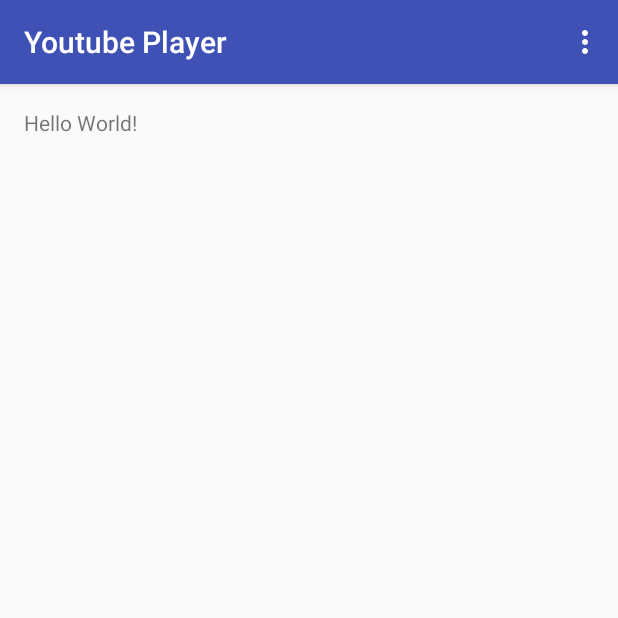
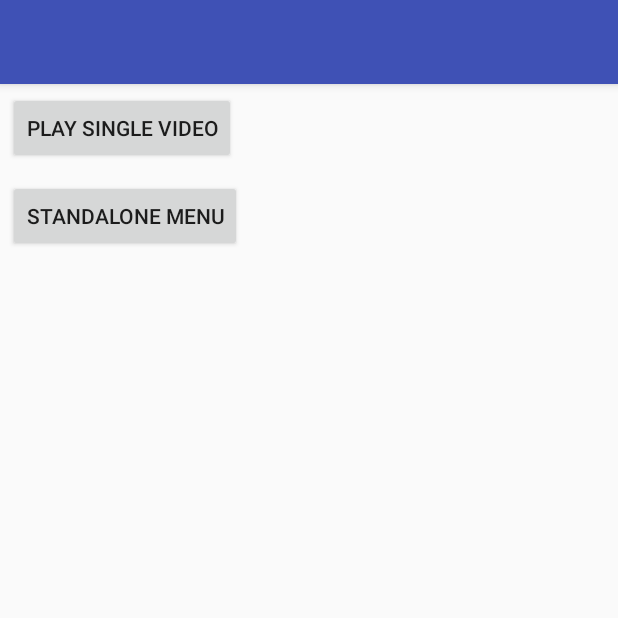
Before and after one commit to jason-wong-9/Android-Development, an Android app: the screen it shows after launch (MainActivity), on a phone screen of 412 x 824 dp, the top half of it. Run offline under Robolectric (Android 15) with nearby library versions, the phone set to English and light mode, and no system bars.

Commit message:
Added Main Menu

```diff
--- a/YoutubePlayer/app/src/main/java/com/jasonkcwong/youtubeplayer/MainActivity.java
+++ b/YoutubePlayer/app/src/main/java/com/jasonkcwong/youtubeplayer/MainActivity.java
@@ -1,20 +1,27 @@
 package com.jasonkcwong.youtubeplayer;
 
+import android.content.Intent;
 import android.os.Bundle;
 import android.support.v7.app.AppCompatActivity;
-import android.support.v7.widget.Toolbar;
 import android.view.Menu;
 import android.view.MenuItem;
+import android.view.View;
+import android.widget.Button;
 
-public class MainActivity extends AppCompatActivity {
+public class MainActivity extends AppCompatActivity implements View.OnClickListener{
+    private Button btnSingle;
+    private Button btnStandalone;
 
     @Override
     protected void onCreate(Bundle savedInstanceState) {
         super.onCreate(savedInstanceState);
         setContentView(R.layout.activity_main);
-        Toolbar toolbar = (Toolbar) findViewById(R.id.toolbar);
-        setSupportActionBar(toolbar);
-
+//        Toolbar toolbar = (Toolbar) findViewById(R.id.toolbar);
+//        setSupportActionBar(toolbar);
+        btnSingle = (Button) findViewById(R.id.btnPlaySingle);
+        btnStandalone = (Button) findViewById(R.id.btnStandalone);
+        btnSingle.setOnClickListener(this);
+        btnStandalone.setOnClickListener(this);
 //        FloatingActionButton fab = (FloatingActionButton) findViewById(R.id.fab);
 //        fab.setOnClickListener(new View.OnClickListener() {
 //            @Override
@@ -46,4 +53,21 @@ public class MainActivity extends AppCompatActivity {
 
         return super.onOptionsItemSelected(item);
     }
+
+    @Override
+    public void onClick(View v) {
+        Intent intent = null;
+        switch(v.getId()) {
+            case R.id.btnPlaySingle:
+                intent = new Intent(MainActivity.this, YoutubeActivity.class);
+                break;
+            case R.id.btnStandalone:
+                intent = new Intent(MainActivity.this, StandaloneActivity.class);
+                break;
+            default:
+        }
+        if (intent != null) {
+            startActivity(intent);
+        }
+    }
 }
--- a/YoutubePlayer/app/src/main/java/com/jasonkcwong/youtubeplayer/StandaloneActivity.java
+++ b/YoutubePlayer/app/src/main/java/com/jasonkcwong/youtubeplayer/StandaloneActivity.java
@@ -3,7 +3,6 @@ package com.jasonkcwong.youtubeplayer;
 import android.content.Intent;
 import android.os.Bundle;
 import android.support.v7.app.AppCompatActivity;
-import android.support.v7.widget.Toolbar;
 import android.view.View;
 import android.widget.Button;
 
@@ -20,8 +19,8 @@ public class StandaloneActivity extends AppCompatActivity implements View.OnClic
     protected void onCreate(Bundle savedInstanceState) {
         super.onCreate(savedInstanceState);
         setContentView(R.layout.activity_standalone);
-        Toolbar toolbar = (Toolbar) findViewById(R.id.toolbar);
-        setSupportActionBar(toolbar);
+//        Toolbar toolbar = (Toolbar) findViewById(R.id.toolbar);
+//        setSupportActionBar(toolbar);
 
         btnPlayVideo = (Button) findViewById(R.id.btnPlayVideo);
         btnPlayPlaylist = (Button) findViewById(R.id.btnPlaylist);
--- a/YoutubePlayer/app/src/main/res/layout/content_main.xml
+++ b/YoutubePlayer/app/src/main/res/layout/content_main.xml
@@ -1,19 +1,25 @@
 <?xml version="1.0" encoding="utf-8"?>
-<RelativeLayout xmlns:android="http://schemas.android.com/apk/res/android"
+<LinearLayout xmlns:android="http://schemas.android.com/apk/res/android"
     xmlns:app="http://schemas.android.com/apk/res-auto"
     xmlns:tools="http://schemas.android.com/tools"
     android:layout_width="match_parent"
     android:layout_height="match_parent"
-    android:paddingBottom="@dimen/activity_vertical_margin"
-    android:paddingLeft="@dimen/activity_horizontal_margin"
-    android:paddingRight="@dimen/activity_horizontal_margin"
-    android:paddingTop="@dimen/activity_vertical_margin"
+    android:orientation="vertical"
     app:layout_behavior="@string/appbar_scrolling_view_behavior"
     tools:context="com.jasonkcwong.youtubeplayer.MainActivity"
     tools:showIn="@layout/activity_main">
 
-    <TextView
+    <Button
+        android:id="@+id/btnPlaySingle"
         android:layout_width="wrap_content"
         android:layout_height="wrap_content"
-        android:text="Hello World!" />
-</RelativeLayout>
+        android:layout_margin="5dp"
+        android:text="@string/play_single_video"/>
+
+    <Button
+        android:id="@+id/btnStandalone"
+        android:layout_width="wrap_content"
+        android:layout_height="wrap_content"
+        android:layout_margin="5dp"
+        android:text="@string/standalone_menu"/>
+</LinearLayout>
--- a/YoutubePlayer/app/src/main/res/values/strings.xml
+++ b/YoutubePlayer/app/src/main/res/values/strings.xml
@@ -6,4 +6,6 @@
     <string name="title_activity_standalone">Standalone Activity</string>
     <string name="play_video">Play Video</string>
     <string name="play_playlist">Play Playlist</string>
+    <string name="play_single_video">Play Single Video</string>
+    <string name="standalone_menu">Standalone Menu</string>
 </resources>
```
Also changed, not shown: YoutubePlayer/app/src/main/AndroidManifest.xml (+0 -10 lines).
